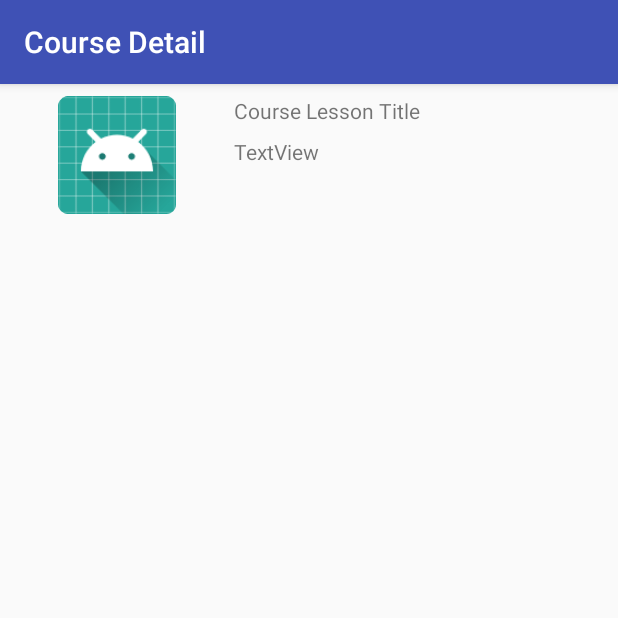
After one commit to JoeM88/KotlinYoutube, an Android app: the CourseDetailActivity screen opened directly, with no data from a screen before it, on a phone screen of 412 x 824 dp, the top half of it. The commit adds this screen. Run offline under Robolectric (Android 15) with nearby library versions, the phone set to English and light mode, and no system bars.

Commit message:
Implemented Course Lesson and added its recyclerview to display course info

```diff
--- a/app/src/main/AndroidManifest.xml
+++ b/app/src/main/AndroidManifest.xml
@@ -11,13 +11,20 @@
         android:roundIcon="@mipmap/ic_launcher_round"
         android:supportsRtl="true"
         android:theme="@style/AppTheme">
-        <activity android:name=".MainActivity">
+        <activity android:name=".MainActivity"
+            android:launchMode="singleTop">
             <intent-filter>
                 <action android:name="android.intent.action.MAIN" />
 
                 <category android:name="android.intent.category.LAUNCHER" />
             </intent-filter>
         </activity>
+        <activity android:name=".CourseDetailActivity"
+            android:label="Course Detail"
+            android:launchMode="singleTop">
+            <meta-data android:name="android.support.PARENT_ACTIVITY"
+                android:value=".MainActivity"/>
+        </activity>
     </application>
 
 </manifest>
--- /dev/null
+++ b/app/src/main/java/com/example/josephmolina/kotlinyoutube/CourseDetailActivity.kt
@@ -0,0 +1,46 @@
+package com.example.josephmolina.kotlinyoutube
+
+import android.graphics.Color
+import android.os.Bundle
+import android.os.PersistableBundle
+import android.support.v7.app.AppCompatActivity
+import android.support.v7.widget.LinearLayoutManager
+import android.support.v7.widget.RecyclerView
+import android.view.LayoutInflater
+import android.view.View
+import android.view.ViewGroup
+import kotlinx.android.synthetic.main.activity_main.*
+
+/**
+ * Created by josephmolina on 1/8/18.
+ */
+class CourseDetailActivity : AppCompatActivity() {
+
+    override fun onCreate(savedInstanceState: Bundle?) {
+        super.onCreate(savedInstanceState)
+
+        setContentView(R.layout.activity_main)
+        recyclerView_main.layoutManager = LinearLayoutManager(this)
+        recyclerView_main.adapter = CourseDetailAdapter()
+    }
+
+    private class CourseDetailAdapter : RecyclerView.Adapter<CourseLessonViewHolder>() {
+        override fun getItemCount(): Int {
+            return 1
+        }
+
+        override fun onCreateViewHolder(parent: ViewGroup?, viewType: Int): CourseLessonViewHolder {
+
+            val layoutInflater = LayoutInflater.from(parent?.context)
+            val customView = layoutInflater.inflate(R.layout.course_lesson_row, parent, false)
+            return CourseLessonViewHolder(customView)
+        }
+
+        override fun onBindViewHolder(holder: CourseLessonViewHolder?, position: Int) {
+        }
+    }
+
+    private class CourseLessonViewHolder(val customView: View) : RecyclerView.ViewHolder(customView) {
+
+    }
+}
--- a/app/src/main/java/com/example/josephmolina/kotlinyoutube/MainAdapter.kt
+++ b/app/src/main/java/com/example/josephmolina/kotlinyoutube/MainAdapter.kt
@@ -1,5 +1,6 @@
 package com.example.josephmolina.kotlinyoutube
 
+import android.content.Intent
 import android.support.v7.widget.RecyclerView
 import android.view.LayoutInflater
 import android.view.View
@@ -26,7 +27,7 @@ class MainAdapter(val homeFeed: HomeFeed) : RecyclerView.Adapter<CustomViewHolde
     override fun onBindViewHolder(holder: CustomViewHolder?, position: Int) {
         val video = homeFeed.videos.get(position)
         holder?.view?.textView_video_title?.text = video.name
-        holder?.view?.textView_channel_name?.text = video.channel.name + "  *  " + "20K Views\n4days ago"
+        holder?.view?.textView_channel_name?.text = video.channel.name
 
         val thumbnailImageView = holder?.view?.thumbnailImageView
         Picasso.with(holder?.view?.context).load(video.imageUrl).into(thumbnailImageView)
@@ -38,5 +39,11 @@ class MainAdapter(val homeFeed: HomeFeed) : RecyclerView.Adapter<CustomViewHolde
 }
 
 class CustomViewHolder(val view: View) : RecyclerView.ViewHolder(view) {
-
+    init {
+        view.setOnClickListener {
+            println("TEST")
+            val intent = Intent(view.context, CourseDetailActivity::class.java)
+            view.context.startActivity(intent)
+        }
+    }
 }
--- /dev/null
+++ b/app/src/main/res/layout/course_lesson_row.xml
@@ -0,0 +1,41 @@
+<?xml version="1.0" encoding="utf-8"?>
+<android.support.constraint.ConstraintLayout xmlns:android="http://schemas.android.com/apk/res/android"
+    xmlns:app="http://schemas.android.com/apk/res-auto"
+    xmlns:tools="http://schemas.android.com/tools"
+    android:layout_width="match_parent"
+    android:layout_height="wrap_content">
+
+    <ImageView
+        android:id="@+id/imageView"
+        android:layout_width="140dp"
+        android:layout_height="0dp"
+        android:layout_marginStart="8dp"
+        android:layout_marginTop="8dp"
+        app:layout_constraintDimensionRatio="h,16:9"
+        app:layout_constraintStart_toStartOf="parent"
+        app:layout_constraintTop_toTopOf="parent"
+        app:srcCompat="@mipmap/ic_launcher_round" />
+
+    <TextView
+        android:id="@+id/textView"
+        android:layout_width="0dp"
+        android:layout_height="wrap_content"
+        android:layout_marginEnd="8dp"
+        android:layout_marginStart="8dp"
+        android:layout_marginTop="8dp"
+        android:text="Course Lesson Title"
+        app:layout_constraintEnd_toEndOf="parent"
+        app:layout_constraintStart_toEndOf="@+id/imageView"
+        app:layout_constraintTop_toTopOf="parent" />
+
+    <TextView
+        android:id="@+id/textView3"
+        android:layout_width="0dp"
+        android:layout_height="wrap_content"
+        android:layout_marginStart="8dp"
+        android:layout_marginTop="8dp"
+        android:text="TextView"
+        app:layout_constraintEnd_toEndOf="@+id/textView"
+        app:layout_constraintStart_toEndOf="@+id/imageView"
+        app:layout_constraintTop_toBottomOf="@+id/textView" />
+</android.support.constraint.ConstraintLayout>
```
